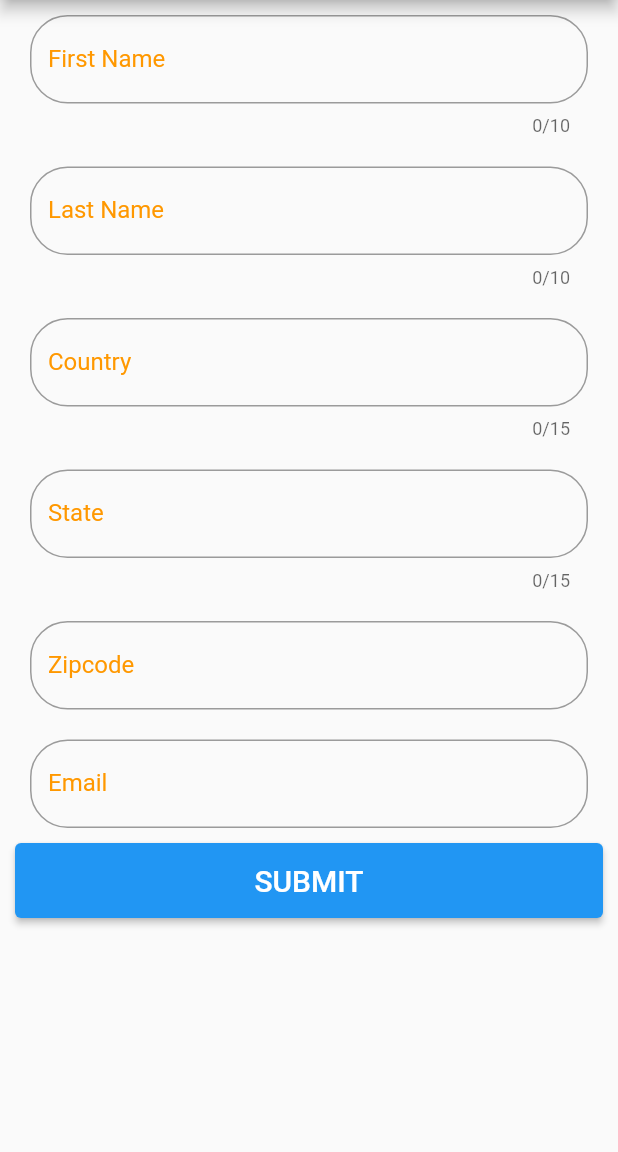
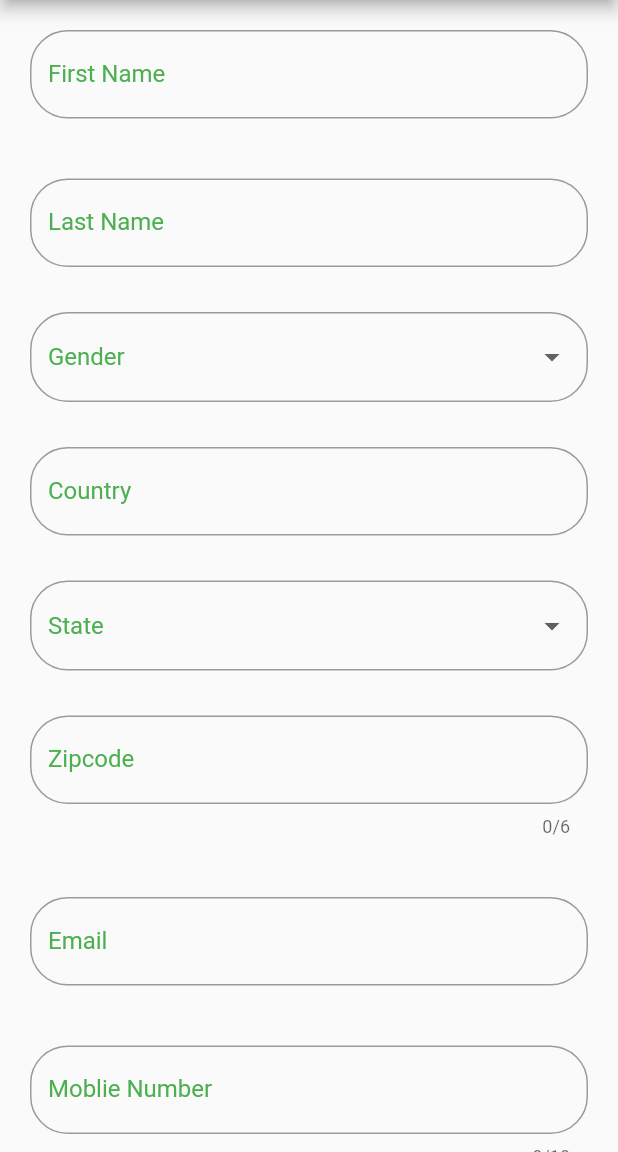
Before and after one commit to pkoley06/employee_form, a Flutter app: the screen it shows after launch, on a phone screen of 412 x 824 dp, the part 84-1236 px from its top. Run offline on Flutter 3.47's test engine with Material 2 defaults, Android fonts, the phone set to English and light mode, and no system bars; our stand-ins replace form_field_validator.

```diff
--- a/lib/Button_Style/button_field.dart
+++ b/lib/Button_Style/button_field.dart
@@ -16,6 +16,10 @@ class ReusableButton extends StatelessWidget {
         borderRadius: BorderRadius.circular(20)
       ),
       child: ElevatedButton(
+
+        style: ButtonStyle(
+
+        ),
         onPressed: onPressed,
         child: const Center(
           child: Text(
--- a/lib/Fields_Style/dropdown.dart
+++ b/lib/Fields_Style/dropdown.dart
@@ -1,26 +1,56 @@
 import 'package:flutter/cupertino.dart';
 import 'package:flutter/material.dart';
 
-class ReusableDropdown extends StatelessWidget {
+class ReusableDropdown extends StatefulWidget {
 
-  final List<dynamic> items;
-  String value;
-
-   ReusableDropdown({Key? key,required this.value, required this.items }) : super(key: key);
+  final String? Function(String?)? validator;
+  List<String> items;
+   String hint;
+   ReusableDropdown({Key? key,required this.hint,this.validator, required this.items }) : super(key: key);
 
   @override
+  State<ReusableDropdown> createState() => _ReusableDropdownState();
+}
+
+class _ReusableDropdownState extends State<ReusableDropdown> {
+    var value;
+  @override
   Widget build(BuildContext context) {
-    return Padding(
-        padding: EdgeInsets.only(left: 20, right: 20, top: 10, bottom: 10),
-      child: DropdownButton(
-        value: value,
-          items: items.map(
-              (e)=> DropdownMenuItem(value: e, child: Text(e),)
-          ).toList(),
-        onChanged: (value) {
+    return Container(
+      height: 60,
+      width: double.maxFinite,
+      margin: EdgeInsets.only(left: 20, right: 20, top: 10, bottom: 10),
+      decoration: BoxDecoration(
+        // border: Border.all(
+        //     color: Colors.grey
+        // ),
+        // shape: BoxShape.values.first,
+        borderRadius: BorderRadius.all(Radius.circular(25)),
+      ) ,
+      child: DropdownButtonHideUnderline(
+        child: DropdownButtonFormField(
 
-        }),
-
+          autovalidateMode: AutovalidateMode.always,
+          menuMaxHeight: 300,
+          elevation: 5,
+          decoration: InputDecoration(
+            border: OutlineInputBorder(
+              borderRadius: BorderRadius.circular(25),
+              gapPadding: 10
+            )
+          ),
+          dropdownColor: Colors.greenAccent,
+            borderRadius: BorderRadius.circular(25),
+          value: value,
+            hint: Text(widget.hint, style: TextStyle(color: Colors.green),),
+            items: widget.items.map((e) => DropdownMenuItem(child: Text(e, textAlign: TextAlign.values.first,),value: e)).toList(),
+              onChanged: (selectedValue) {
+                    setState(() {
+                      value = selectedValue;
+                    });
+          }
+        ),
+      ),
     );
   }
 }
--- a/lib/Fields_Style/text_field.dart
+++ b/lib/Fields_Style/text_field.dart
@@ -1,9 +1,14 @@
 import 'package:flutter/cupertino.dart';
 import 'package:flutter/material.dart';
+import 'package:flutter/services.dart';
 
 class ReusableTextField extends StatelessWidget {
   String? Function(String?)? validator;
   final TextInputType ?keyboardType;
+  final List<TextInputFormatter>? inputFormatters;
+  InputDecoration? decoration;
+  final Widget? prefix;
+  final String? prefixText;
   final String ?label;
   final String ?hintText;
   final IconData ?iconData;
@@ -19,20 +24,25 @@ class ReusableTextField extends StatelessWidget {
   final String ?suffixIconMsg;
   final Function() ?onTap;
   final TextCapitalization textCapitalization;
-   ReusableTextField({Key? key,required this.validator, this.keyboardType, this.label, this.hintText, this.iconData, this.noOfLine, this.textInputType, required this.isObscureText, this.errorText, this.suffixIconMsg, this.onTap, required this.textCapitalization, this.maxLength}) : super(key: key);
+   ReusableTextField({Key? key,required this.validator, this.keyboardType, this.label, this.hintText, this.iconData, this.noOfLine, this.textInputType, required this.isObscureText, this.errorText, this.suffixIconMsg, this.onTap, required this.textCapitalization, this.maxLength, this.inputFormatters, this.decoration, this.prefixText, this.prefix}) : super(key: key);
 
   @override
   Widget build(BuildContext context) {
     return Padding(
-      padding: EdgeInsets.only(left: 20, right: 20, top: 10, bottom: 10),
+      padding: EdgeInsets.only(left: 20, right: 20, top: 20, bottom: 20),
       child: TextFormField(
+        inputFormatters: inputFormatters,
+
+        keyboardType: keyboardType,
         validator: validator,
         maxLength: maxLength,
         decoration: InputDecoration(
+          prefix: prefix,
+          prefixText: prefixText,
           hintText: hintText,
           labelText: label,
           labelStyle: const TextStyle(
-            color: Colors.orange
+            color: Colors.green
           ),
           border: const OutlineInputBorder(
             borderSide: BorderSide(color: Colors.red),
--- a/lib/label/label_text.dart
+++ b/lib/label/label_text.dart
@@ -7,4 +7,6 @@ class Label{
   static const String zipcodeLabel = "Zipcode";
   static const String genderLabel = "Gender";
   static const String emailLabel = "Email";
+  static const String numberLabel = "Moblie Number";
+  static const String empIdLabel = "Employee ID";
 }
--- a/lib/main.dart
+++ b/lib/main.dart
@@ -3,6 +3,7 @@ import 'package:employee_form/Fields_Style/dropdown.dart';
 import 'package:employee_form/Fields_Style/text_field.dart';
 import 'package:employee_form/label/label_text.dart';
 import 'package:flutter/material.dart';
+import 'package:flutter/services.dart';
 import 'package:form_field_validator/form_field_validator.dart';
 
 void main() {
@@ -49,7 +50,7 @@ class _MyAppState extends State<MyApp> {
                       RequiredValidator(errorText: "Required"),
                       LengthRangeValidator(min: 2, max: 15, errorText: "Invalid First Name"),
                     ]),
-                    maxLength: 10,
+                    // maxLength: 10,
                     label: Label.firstNameLabel,
                     textCapitalization: TextCapitalization.characters,
                     isObscureText: false,
@@ -60,12 +61,16 @@ class _MyAppState extends State<MyApp> {
                       RequiredValidator(errorText: "Required"),
                       LengthRangeValidator(min: 2, max: 15, errorText: "Invalid Last Name"),
                     ]),
-                    maxLength: 10,
+                    // maxLength: 10,
                     label: Label.lastNameLabel,
                     textCapitalization: TextCapitalization.characters,
                     isObscureText: false,
                     hintText: Label.lastNameLabel,
                   ),
+                  ReusableDropdown(
+                    validator: MinLengthValidator(1, errorText: "Required"),
+                    items: ["MALE", "FEMALE", "OTHER"],
+                    hint: Label.genderLabel),
                   ReusableTextField(
                     validator: (val){
                       if(val!.isEmpty){
@@ -74,27 +79,50 @@ class _MyAppState extends State<MyApp> {
                       else
                         return null;
                     },
-                    maxLength: 15,
+                    // maxLength: 15,
                     label: Label.countryLabel,
                     textCapitalization: TextCapitalization.characters,
                     isObscureText: false,
                     hintText: Label.countryLabel,
                   ),
-                  ReusableTextField(
-                    validator: (val){
-                      if(val!.isEmpty){
-                        return "Required";
-                      }
-                      else
-                        return null;
-                    },
-                    maxLength: 15,
-                    label: Label.stateLabel,
-                    textCapitalization: TextCapitalization.characters,
-                    isObscureText: false,
-                    hintText: Label.stateLabel,
+                  ReusableDropdown(
+                    validator: MinLengthValidator(1, errorText: "Required"),
+                    hint: Label.stateLabel,
+                    items: ["Andhra Pradesh",
+                      "Arunachal Pradesh",
+                      "Assam",
+                      "Bihar",
+                      "Chhattisgarh",
+                      "Goa",
+                      "Gujarat",
+                      "Haryana",
+                      "Himachal Pradesh",
+                      "Jharkhand",
+                      "Karnataka",
+                      "Kerala",
+                      "Madhya Pradesh",
+                      "Maharashtra",
+                      "Manipur",
+                      "Meghalaya",
+                      "Mizoram",
+                      "Nagaland",
+                      "Odisha",
+                      "Punjab",
+                      "Rajasthan",
+                      "Sikkim",
+                      "Tamil Nadu",
+                      "Telangana",
+                      "Tripura",
+                      "Uttarakhand",
+                      "Uttar Pradesh",
+                      "West Bengal"],
                   ),
                   ReusableTextField(
+                    maxLength: 6,
+                    keyboardType: TextInputType.numberWithOptions(decimal: false),
+                    inputFormatters: <TextInputFormatter>[
+                      FilteringTextInputFormatter.digitsOnly
+                    ], // Only numbers can be entered[],
                     validator: LengthRangeValidator(min: 6, max: 6, errorText: "Invalid"),
                     label: Label.zipcodeLabel,
                     textCapitalization: TextCapitalization.characters,
@@ -114,10 +142,42 @@ class _MyAppState extends State<MyApp> {
                     isObscureText: false,
                     hintText: Label.emailLabel,
                   ),
+                  ReusableTextField(
+                    decoration: InputDecoration(
+                      prefixText: "+91"
+                    ),
+                    maxLength: 10,
+                    keyboardType: TextInputType.numberWithOptions(decimal: false),
+                    inputFormatters: <TextInputFormatter>[
+                      FilteringTextInputFormatter.digitsOnly
+                    ], // Only numbers can be entered[],
+                    validator: LengthRangeValidator(min: 10, max: 10, errorText: "Invalid"),
+                    label: Label.numberLabel,
+                    textCapitalization: TextCapitalization.characters,
+                    isObscureText: false,
+                    hintText: Label.numberLabel,
+                  ),//Mobile Number
+                  ReusableTextField(
+                    decoration: InputDecoration(
+                      prefix: Padding(
+                        padding: EdgeInsets.symmetric(horizontal: 16),
+                        child: Text("ZT-"),
+                      )
+                    ),
+                    maxLength: 4,
+                    keyboardType: TextInputType.numberWithOptions(decimal: false),
+                    inputFormatters: <TextInputFormatter>[
+                      FilteringTextInputFormatter.digitsOnly
+                    ], // Only numbers can be entered[],
+                    validator: LengthRangeValidator(min: 4, max: 4, errorText: "Invalid"),
+                    label: Label.empIdLabel,
+                    textCapitalization: TextCapitalization.characters,
+                    isObscureText: false,
+                    hintText: Label.empIdLabel,
+                  ),//Employee id
                   ReusableButton(
                     onPressed: validate,
-                  ),
-                  // ReusableDropdown(items: ["MALE", "FEMALE", "OTHER"], value: '',)
+                  ),//submit
                 ],
               ),
             ),
--- a/pubspec.yaml
+++ b/pubspec.yaml
@@ -30,11 +30,12 @@ dependencies:
   flutter:
     sdk: flutter
   form_field_validator:
-
+  dropdown_button2:
 
   # The following adds the Cupertino Icons font to your application.
   # Use with the CupertinoIcons class for iOS style icons.
   cupertino_icons: ^1.0.2
+
 
 dev_dependencies:
   flutter_test:
@@ -46,7 +47,7 @@ dev_dependencies:
   # package. See that file for information about deactivating specific lint
   # rules and activating additional ones.
   flutter_lints: ^2.0.0
-
+  provider: ^6.0.3
 # For information on the generic Dart part of this file, see the
 # following page: https://dart.dev/tools/pub/pubspec
 
```
Also changed, not shown: pubspec.lock.
